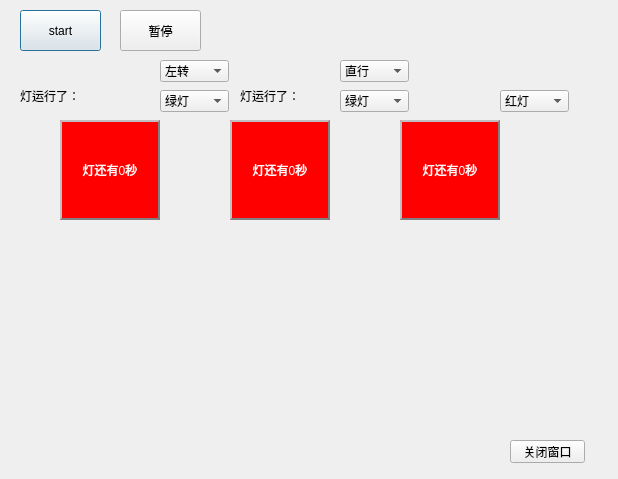
Qt form untitled.ui (liangxiaya/traffic-lights) before a commit.
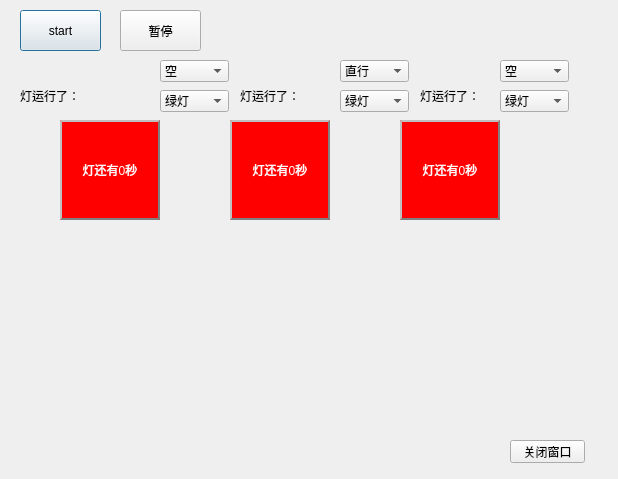
The same form after that commit.

Commit message:
遇到  提前结束运行 不知道原因
self.time.start  会报错。不知道什么原因

```diff
--- a/untitled.ui
+++ b/untitled.ui
@@ -235,7 +235,7 @@
    </property>
    <item>
     <property name="text">
-     <string>红灯</string>
+     <string>绿灯</string>
     </property>
    </item>
    <item>
@@ -253,6 +253,11 @@
      <height>22</height>
     </rect>
    </property>
+   <item>
+    <property name="text">
+     <string>空</string>
+    </property>
+   </item>
    <item>
     <property name="text">
      <string>左转</string>
@@ -279,6 +284,44 @@
     </property>
    </item>
   </widget>
+  <widget class="QComboBox" name="comboBox_6">
+   <property name="geometry">
+    <rect>
+     <x>500</x>
+     <y>60</y>
+     <width>69</width>
+     <height>22</height>
+    </rect>
+   </property>
+   <item>
+    <property name="text">
+     <string>空</string>
+    </property>
+   </item>
+   <item>
+    <property name="text">
+     <string>直行</string>
+    </property>
+   </item>
+   <item>
+    <property name="text">
+     <string>右转</string>
+    </property>
+   </item>
+  </widget>
+  <widget class="QLabel" name="right_light_label">
+   <property name="geometry">
+    <rect>
+     <x>420</x>
+     <y>80</y>
+     <width>61</width>
+     <height>31</height>
+    </rect>
+   </property>
+   <property name="text">
+    <string>灯运行了：</string>
+   </property>
+  </widget>
  </widget>
  <resources>
   <include location="image.qrc"/>
```
Left out of the diff: 16 changed lines with no effect on the pictures. The commit also changes 5 other files.
